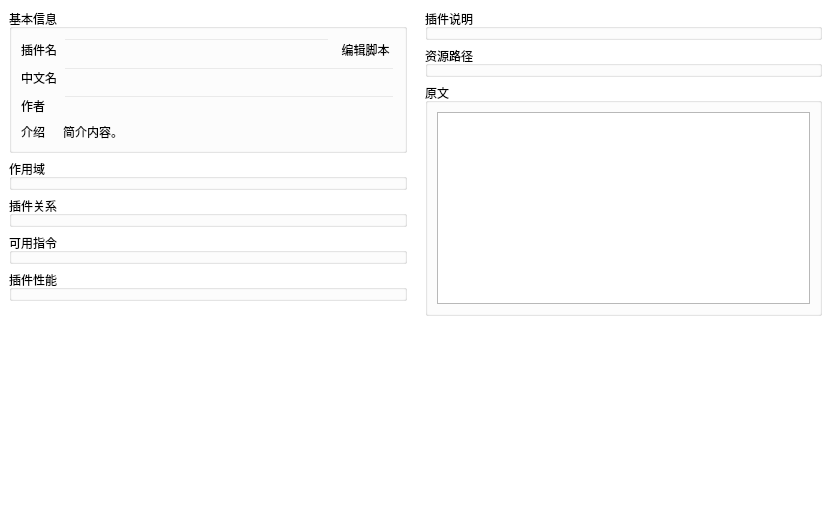
Before: the Qt Designer form DrillPluginInformationReader/Source/InformationModule/pluginDetailPart/p_PluginDetailPart.ui in DrillUp/DrillPluginInformationReader, drawn with Qt 5.
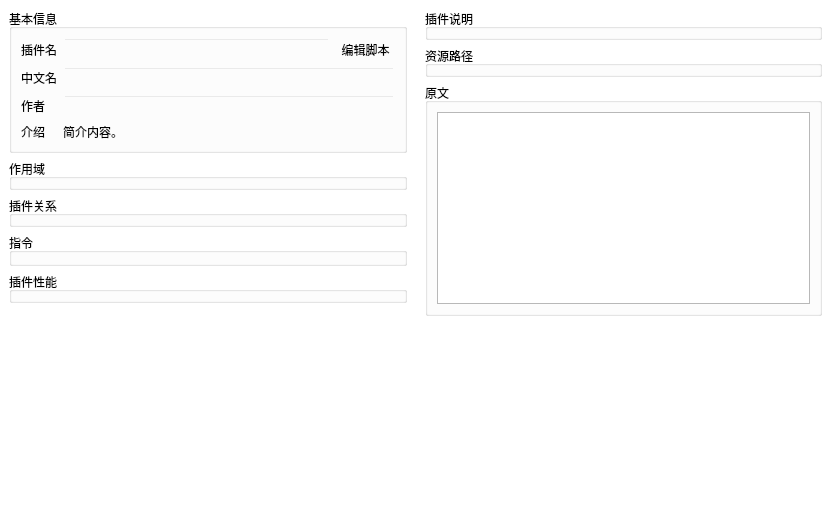
After: the same form once the commit is applied. Icons and pictures are not drawn.

Commit message: 完成了指令详细内容的显示。

Patch:
```diff
--- a/DrillPluginInformationReader/Source/InformationModule/pluginDetailPart/p_PluginDetailPart.ui
+++ b/DrillPluginInformationReader/Source/InformationModule/pluginDetailPart/p_PluginDetailPart.ui
@@ -245,20 +245,20 @@
           <item>
            <widget class="QGroupBox" name="groupBox_Command">
             <property name="title">
-             <string>可用指令</string>
+             <string>指令</string>
             </property>
             <layout class="QVBoxLayout" name="verticalLayout_10">
              <property name="leftMargin">
-              <number>4</number>
+              <number>6</number>
              </property>
              <property name="topMargin">
-              <number>2</number>
+              <number>4</number>
              </property>
              <property name="rightMargin">
-              <number>4</number>
+              <number>6</number>
              </property>
              <property name="bottomMargin">
-              <number>4</number>
+              <number>6</number>
              </property>
              <item>
               <layout class="QVBoxLayout" name="verticalLayout_Command"/>
```
The commit also changes 12 other files.
